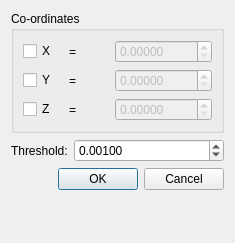
Old version of the form src/toolsets/fixroundingerrors.ui in the repository Symbian9/ldforge.
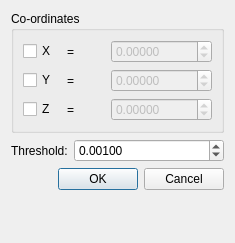
New version of the form.

Commit message: fixed minimum values

Patch:
```diff
--- a/src/toolsets/fixroundingerrors.ui
+++ b/src/toolsets/fixroundingerrors.ui
@@ -45,6 +45,9 @@
         <property name="decimals">
          <number>5</number>
         </property>
+        <property name="minimum">
+         <double>-10000.000000000000000</double>
+        </property>
         <property name="maximum">
          <double>10000.000000000000000</double>
         </property>
@@ -75,6 +78,9 @@
         <property name="decimals">
          <number>5</number>
         </property>
+        <property name="minimum">
+         <double>-10000.000000000000000</double>
+        </property>
         <property name="maximum">
          <double>10000.000000000000000</double>
         </property>
@@ -105,6 +111,9 @@
         <property name="decimals">
          <number>5</number>
         </property>
+        <property name="minimum">
+         <double>-10000.000000000000000</double>
+        </property>
         <property name="maximum">
          <double>10000.000000000000000</double>
         </property>
```
